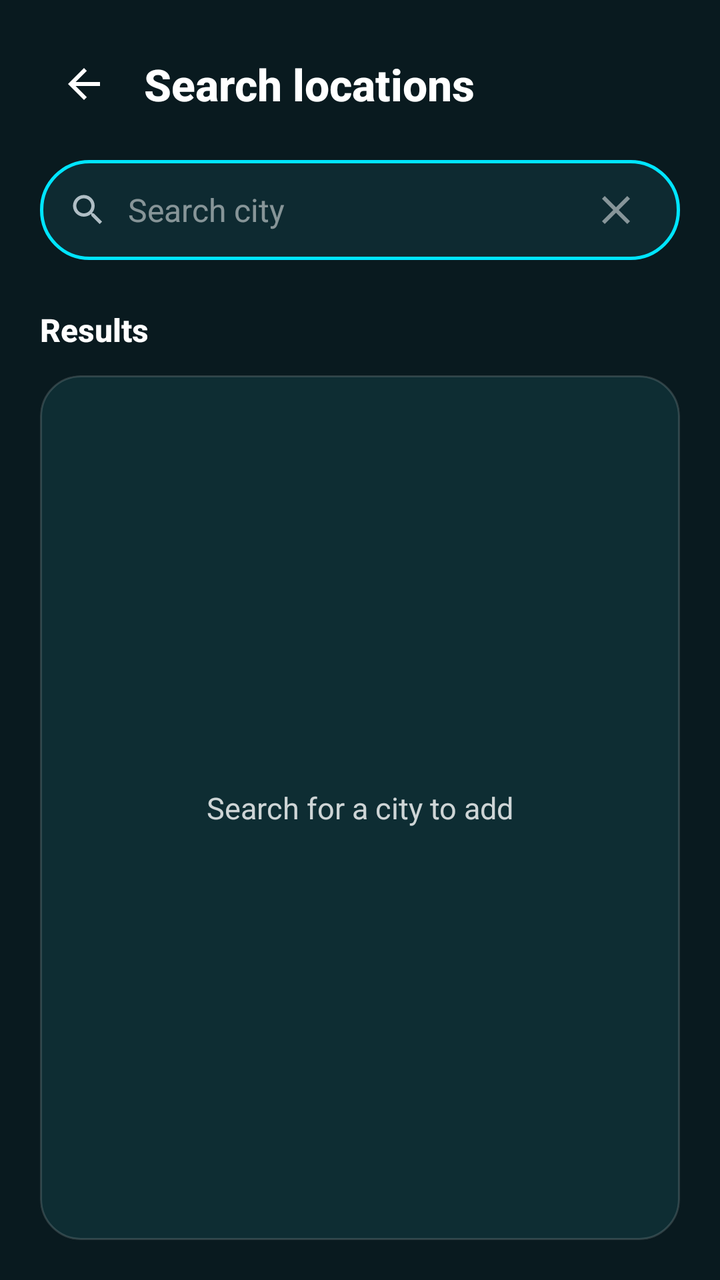
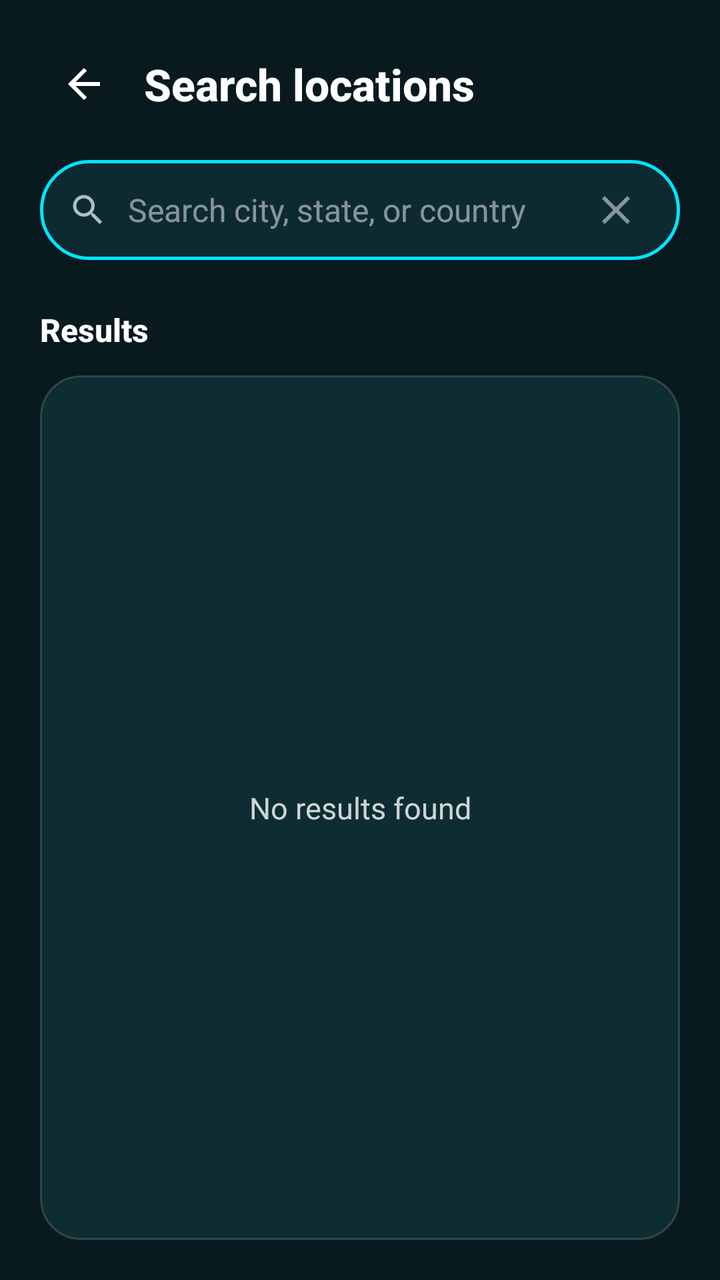

An Android layout rendered at two revisions. The XML below is the earlier revision; the diff shows what the commit changed to produce the second picture.
<!-- AndroidManifest.xml: application theme Theme.K3Weather -->
<!-- res/layout/layout_search.xml -->
<?xml version="1.0" encoding="utf-8"?>
<LinearLayout xmlns:android="http://schemas.android.com/apk/res/android"
    xmlns:app="http://schemas.android.com/apk/res-auto"
    android:layout_width="match_parent"
    android:layout_height="match_parent"
    android:background="@android:color/transparent"
    android:orientation="vertical"
    android:padding="20dp">

    
    <LinearLayout
        android:layout_width="match_parent"
        android:layout_height="wrap_content"
        android:gravity="center_vertical"
        android:orientation="horizontal"
        android:paddingBottom="16dp">

        <ImageButton
            android:id="@+id/backButton"
            android:layout_width="44dp"
            android:layout_height="44dp"
            android:background="?attr/selectableItemBackgroundBorderless"
            android:contentDescription="Back"
            android:src="@drawable/ic_back"
            app:tint="@android:color/white" />

        <TextView
            android:layout_width="wrap_content"
            android:layout_height="wrap_content"
            android:layout_marginStart="8dp"
            android:text="Search locations"
            android:textColor="@android:color/white"
            android:textSize="22sp"
            android:textStyle="bold"
            android:fontFamily="sans-serif-medium" />
    </LinearLayout>

    
    <LinearLayout
        android:layout_width="match_parent"
        android:layout_height="50dp"
        android:background="@drawable/bg_search_input"
        android:gravity="center_vertical"
        android:orientation="horizontal"
        android:paddingHorizontal="14dp">

        <ImageView
            android:layout_width="20dp"
            android:layout_height="20dp"
            android:layout_marginEnd="10dp"
            android:contentDescription="@null"
            android:src="@drawable/ic_search"
            app:tint="#B0BEC5" />

        <EditText
            android:id="@+id/searchInput"
            android:layout_width="0dp"
            android:layout_height="match_parent"
            android:layout_weight="1"
            android:background="@null"
            android:hint="Search city"
            android:imeOptions="actionSearch"
            android:inputType="textCapWords"
            android:singleLine="true"
            android:textColor="@android:color/white"
            android:textColorHint="#80FFFFFF"
            android:textSize="16sp"
            android:fontFamily="sans-serif" />

        <ImageButton
            android:id="@+id/clearButton"
            android:layout_width="36dp"
            android:layout_height="36dp"
            android:background="?attr/selectableItemBackgroundBorderless"
            android:contentDescription="Clear search"
            android:src="@drawable/ic_close"
            app:tint="#80FFFFFF" />
    </LinearLayout>

    
    <ProgressBar
        android:id="@+id/searchProgress"
        android:layout_width="32dp"
        android:layout_height="32dp"
        android:layout_gravity="center_horizontal"
        android:layout_marginTop="16dp"
        android:visibility="gone" />

    
    <TextView
        android:id="@+id/tvResultsHeader"
        android:layout_width="wrap_content"
        android:layout_height="wrap_content"
        android:layout_marginTop="24dp"
        android:layout_marginBottom="12dp"
        android:text="Results"
        android:textColor="@android:color/white"
        android:textSize="16sp"
        android:textStyle="bold"
        android:fontFamily="sans-serif-medium" />

    
    <FrameLayout
        android:layout_width="match_parent"
        android:layout_height="0dp"
        android:layout_weight="1"
        android:background="@drawable/bg_card_translucent"
        android:clipToOutline="true">

        <TextView
            android:id="@+id/emptyState"
            android:layout_width="match_parent"
            android:layout_height="wrap_content"
            android:layout_gravity="center"
            android:gravity="center"
            android:padding="24dp"
            android:text="Search for a city to add"
            android:textColor="#CCFFFFFF"
            android:textSize="15sp"
            android:visibility="visible" />

        <androidx.recyclerview.widget.RecyclerView
            android:id="@+id/searchResults"
            android:layout_width="match_parent"
            android:layout_height="match_parent"
            android:clipToPadding="false"
            app:layoutManager="androidx.recyclerview.widget.LinearLayoutManager" />
    </FrameLayout>

</LinearLayout>
<!-- resources referenced by this layout -->
<resources>
  <!-- drawable bg_card_translucent (drawable) -->
  <shape xmlns:android="http://schemas.android.com/apk/res/android"
      android:shape="rectangle">
      <solid android:color="#C010343A" />
      <corners android:radius="20dp" />
      <stroke
          android:width="1dp"
          android:color="#26FFFFFF" />
  </shape>
  <!-- drawable bg_search_input (drawable) -->
  <shape xmlns:android="http://schemas.android.com/apk/res/android"
      android:shape="rectangle">
      <solid android:color="#D00F2E35" />
      <corners android:radius="24dp" />
      <stroke
          android:width="1.5dp"
          android:color="#00E5FF" />
  </shape>
  <!-- drawable ic_back (drawable) -->
  <vector xmlns:android="http://schemas.android.com/apk/res/android"
      android:width="24dp"
      android:height="24dp"
      android:viewportWidth="24"
      android:viewportHeight="24">
      <path
          android:fillColor="#FFFFFF"
          android:pathData="M20,11H7.83l5.59,-5.59L12,4l-8,8 8,8 1.41,-1.41L7.83,13H20v-2z"/>
  </vector>
  <!-- drawable ic_close (drawable) -->
  <vector xmlns:android="http://schemas.android.com/apk/res/android"
      android:width="24dp"
      android:height="24dp"
      android:viewportWidth="24"
      android:viewportHeight="24">
      <path
          android:fillColor="#FFFFFF"
          android:pathData="M19,6.41L17.59,5 12,10.59 6.41,5 5,6.41 10.59,12 5,17.59 6.41,19 12,13.41 17.59,19 19,17.59 13.41,12z"/>
  </vector>
  <!-- drawable ic_search (drawable) -->
  <vector xmlns:android="http://schemas.android.com/apk/res/android"
      android:width="24dp"
      android:height="24dp"
      android:viewportWidth="24"
      android:viewportHeight="24">
      <path
          android:fillColor="#FFFFFF"
          android:pathData="M15.5,14h-0.79l-0.28,-0.27C15.41,12.59 16,11.11 16,9.5 16,5.91 13.09,3 9.5,3S3,5.91 3,9.5 5.91,16 9.5,16c1.61,0 3.09,-0.59 4.23,-1.57l0.27,0.28v0.79l5,4.99L20.49,19l-4.99,-5zM9.5,14C7.01,14 5,11.99 5,9.5S7.01,5 9.5,5 14,7.01 14,9.5 11.99,14 9.5,14z"/>
  </vector>
  <style name="Theme.K3Weather" parent="Theme.MaterialComponents.DayNight.NoActionBar">
          <item name="colorPrimary">@color/primary_teal</item>
          <item name="colorPrimaryVariant">@color/primary_dark_teal</item>
          <item name="colorSecondary">@color/accent_cyan</item>
          <item name="android:statusBarColor">@android:color/transparent</item>
          <item name="android:navigationBarColor">@color/nav_bar_bg</item>
          <item name="android:windowBackground">@color/primary_dark_teal</item>
          <item name="android:windowLightStatusBar">false</item>
      </style>
  <color name="primary_teal">#0F2C33</color>
  <color name="primary_dark_teal">#091A1F</color>
  <color name="accent_cyan">#00E5FF</color>
  <color name="nav_bar_bg">#F20A1D22</color>
</resources>

<!-- the commit's change to res/layout/layout_search.xml (unified diff, before → after) -->
@@ -28,7 +28,7 @@
             android:layout_width="wrap_content"
             android:layout_height="wrap_content"
             android:layout_marginStart="8dp"
-            android:text="Search locations"
+            android:text="@string/search_locations"
             android:textColor="@android:color/white"
             android:textSize="22sp"
             android:textStyle="bold"
@@ -58,7 +58,7 @@
             android:layout_height="match_parent"
             android:layout_weight="1"
             android:background="@null"
-            android:hint="Search city"
+            android:hint="@string/search_hint"
             android:imeOptions="actionSearch"
             android:inputType="textCapWords"
             android:singleLine="true"
@@ -93,7 +93,7 @@
         android:layout_height="wrap_content"
         android:layout_marginTop="24dp"
         android:layout_marginBottom="12dp"
-        android:text="Results"
+        android:text="@string/search_results_header"
         android:textColor="@android:color/white"
         android:textSize="16sp"
         android:textStyle="bold"
@@ -114,7 +114,7 @@
             android:layout_gravity="center"
             android:gravity="center"
             android:padding="24dp"
-            android:text="Search for a city to add"
+            android:text="@string/no_results"
             android:textColor="#CCFFFFFF"
             android:textSize="15sp"
             android:visibility="visible" />
<!-- resource entries referenced after the edit -->
@@ -48,18 +48,22 @@
           android:fillColor="#FFFFFF"
           android:pathData="M15.5,14h-0.79l-0.28,-0.27C15.41,12.59 16,11.11 16,9.5 16,5.91 13.09,3 9.5,3S3,5.91 3,9.5 5.91,16 9.5,16c1.61,0 3.09,-0.59 4.23,-1.57l0.27,0.28v0.79l5,4.99L20.49,19l-4.99,-5zM9.5,14C7.01,14 5,11.99 5,9.5S7.01,5 9.5,5 14,7.01 14,9.5 11.99,14 9.5,14z"/>
   </vector>
+  <string name="no_results">No results found</string>
+  <string name="search_hint">Search city, state, or country</string>
+  <string name="search_locations">Search locations</string>
+  <string name="search_results_header">Results</string>
   <style name="Theme.K3Weather" parent="Theme.MaterialComponents.DayNight.NoActionBar">
           <item name="colorPrimary">@color/primary_teal</item>
           <item name="colorPrimaryVariant">@color/primary_dark_teal</item>
           <item name="colorSecondary">@color/accent_cyan</item>
           <item name="android:statusBarColor">@android:color/transparent</item>
-          <item name="android:navigationBarColor">@color/nav_bar_bg</item>
+          <item name="android:navigationBarColor">@android:color/transparent</item>
           <item name="android:windowBackground">@color/primary_dark_teal</item>
           <item name="android:windowLightStatusBar">false</item>
+          <item name="android:windowDrawsSystemBarBackgrounds">true</item>
       </style>
   <color name="primary_teal">#0F2C33</color>
   <color name="primary_dark_teal">#091A1F</color>
   <color name="accent_cyan">#00E5FF</color>
-  <color name="nav_bar_bg">#F20A1D22</color>
 </resources>
 
